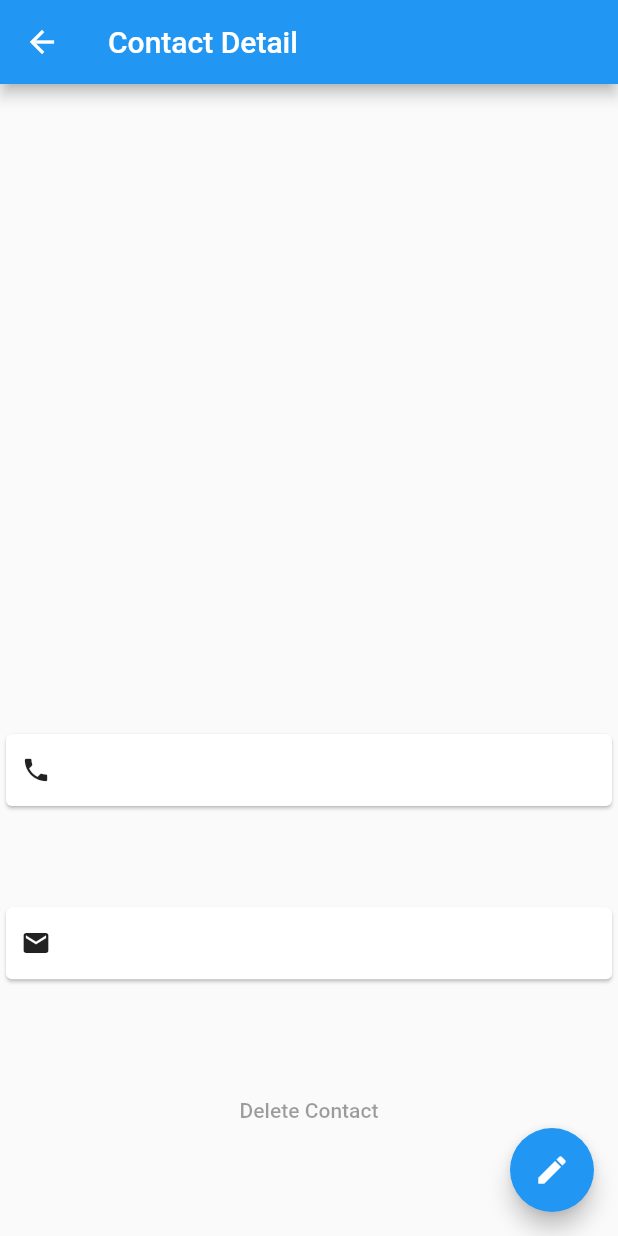
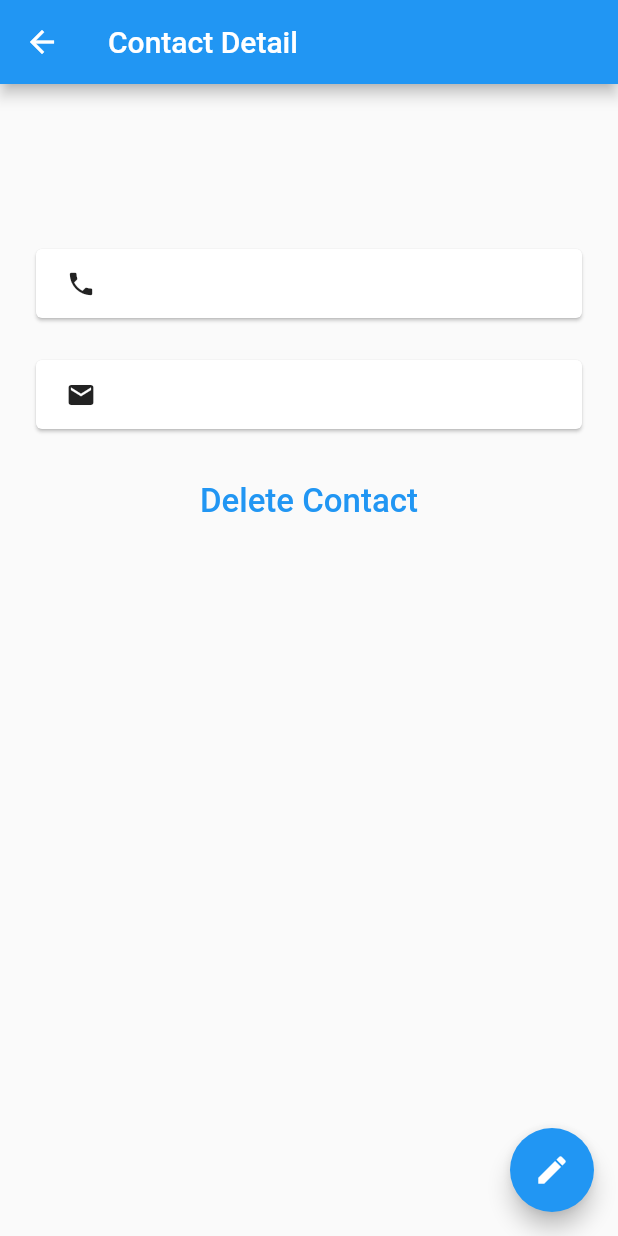
Before and after one commit to sonamg0911/My-Contacts-App-Demo, a Flutter app: the ContactDetailPage screen opened directly with empty values, on a phone screen of 412 x 824 dp. Run offline on Flutter 3.47's test engine with Material 2 defaults, Android fonts, the phone set to English and light mode, and no system bars; our stand-ins replace cloud_firestore, firebase_core, rxdart; accounts and stored records are empty.

Commit message:
add fixes

```diff
--- a/lib/modules/contact_detail_module/contact_detail_page.dart
+++ b/lib/modules/contact_detail_module/contact_detail_page.dart
@@ -4,7 +4,9 @@ import 'package:my_contacts_app/modules/contact_add_edit_module/contact_add_edit
 import 'package:my_contacts_app/modules/contact_detail_module/contact_detail_bloc.dart';
 import 'package:my_contacts_app/modules/contact_detail_module/contact_detail_state.dart';
 import 'package:my_contacts_app/resources/strings.dart';
+import 'package:my_contacts_app/utils/helpers.dart';
 import 'package:my_contacts_app/widgets/loader.dart';
+import 'package:url_launcher/url_launcher.dart';
 
 class ContactDetailPage extends StatefulWidget {
   final Contact contact;
@@ -49,37 +51,76 @@ class _ContactDetailPageState extends State<ContactDetailPage> {
         stream: _contactDetailBloc.state,
         builder: (context, snapshot) {
           final state = snapshot.data;
+          if (state is ContactDeleteSuccess) {
+            Navigator.pop(context);
+          } else if (state is Failed) {
+            WidgetsBinding.instance!.addPostFrameCallback(
+              (_) => showErrorMessage(state.message),
+            );
+          }
           return Loader(
             isLoading: state is Loading,
+            child: Padding(
+              padding: const EdgeInsets.all(20.0),
               child: Column(
-              mainAxisAlignment: MainAxisAlignment.spaceEvenly,
+                mainAxisAlignment: MainAxisAlignment.start,
                 children: [
                   Text(
                     "${widget.contact.firstName} ${widget.contact.lastName}",
-                  style: TextStyle(
-                    fontSize: Theme.of(context).textTheme.headline4?.fontSize,
+                    style: const TextStyle(
+                      fontSize: 30,
                       color: Colors.blue,
                     ),
                   ),
                   const SizedBox(
-                  height: 20,
+                    height: 10,
                   ),
                   LocationItemView(
                     widget.contact.city ?? "",
                     widget.contact.state ?? "",
                   ),
-                ItemView(widget.contact.phoneNumber ?? "", Icons.phone),
-                ItemView(widget.contact.email ?? "", Icons.email),
+                  const SizedBox(
+                    height: 20,
+                  ),
+                  ItemView(widget.contact.phoneNumber ?? "", Icons.phone, _makePhoneCall),
+                  const SizedBox(
+                    height: 20,
+                  ),
+                  ItemView(widget.contact.email ?? "", Icons.email, _openEmailApp),
+                  const SizedBox(
+                    height: 20,
+                  ),
                   DeleteContactButton(
                     onDelete: deleteContact,
                     contactId: widget.contact.id ?? "",
                   )
                 ],
               ),
+            ),
           );
         },
       ),
     );
+  }
+
+  Future<void> _makePhoneCall(String phoneNumber) async {
+    final Uri launchUri = Uri(
+      scheme: 'tel',
+      path: phoneNumber,
+    );
+    await launch(launchUri.toString());
+  }
+
+  Future<void> _openEmailApp(String email) async {
+    final Uri launchUri = Uri(
+      scheme: 'mailto',
+      path: email,
+    );
+    await launch(launchUri.toString());
+  }
+
+  void showErrorMessage(String message) {
+    Alerts.showSnackBar(context, message);
   }
 
   void deleteContact(String id) {
@@ -111,8 +152,11 @@ class DeleteContactButton extends StatelessWidget {
   @override
   Widget build(BuildContext context) {
     return TextButton(
-      onPressed: onDelete(contactId),
-      child: const Text(Strings.deleteContact),
+      onPressed: () => onDelete(contactId),
+      child: const Text(
+        Strings.deleteContact,
+        style: TextStyle(fontSize: 22),
+      ),
     );
   }
 }
@@ -127,8 +171,8 @@ class LocationItemView extends StatelessWidget {
   Widget build(BuildContext context) {
     return Text(
       "$city $state",
-      style: TextStyle(
-        fontSize: Theme.of(context).textTheme.headline1?.fontSize,
+      style: const TextStyle(
+        fontSize: 18,
         color: Colors.blueGrey,
       ),
     );
@@ -138,30 +182,41 @@ class LocationItemView extends StatelessWidget {
 class ItemView extends StatelessWidget {
   final String itemName;
   final IconData iconData;
+  final Function onItemClick;
 
-  const ItemView(this.itemName, this.iconData, {Key? key}) : super(key: key);
+  const ItemView(this.itemName, this.iconData, this.onItemClick, {Key? key}) : super(key: key);
 
   @override
   Widget build(BuildContext context) {
-    return Card(
+    return GestureDetector(
+      onTap: () => onItemClick(itemName),
+      child: Card(
         child: Padding(
-        padding: EdgeInsets.all(10),
+          padding: const EdgeInsets.symmetric(
+            horizontal: 20,
+            vertical: 10,
+          ),
           child: Row(
+            mainAxisAlignment: MainAxisAlignment.start,
             children: [
               Icon(
                 iconData,
                 size: 20,
               ),
+              const SizedBox(
+                width: 30,
+              ),
               Text(
                 itemName,
-              style: TextStyle(
-                fontSize: Theme.of(context).textTheme.headline5?.fontSize,
+                style: const TextStyle(
+                  fontSize: 22,
                   color: Colors.blue,
                 ),
               ),
             ],
           ),
         ),
+      ),
     );
   }
 }
--- a/lib/modules/contact_list_module/contact_list_page.dart
+++ b/lib/modules/contact_list_module/contact_list_page.dart
@@ -50,7 +50,9 @@ class _ContactListPageState extends State<ContactListPage> {
         stream: _contactListBloc.state,
         builder: (context, snapshot) {
           if (snapshot.hasError) {
-            showErrorMessage(Strings.somethingWentWrong);
+            WidgetsBinding.instance!.addPostFrameCallback(
+              (_) => showErrorMessage(Strings.somethingWentWrong),
+            );
           } else if (snapshot.hasData) {
             var dataSize = snapshot.data?.docs.length ?? 0;
             if (dataSize > 0) {
--- a/pubspec.yaml
+++ b/pubspec.yaml
@@ -37,6 +37,7 @@ dependencies:
   rxdart: ^0.27.3
   cloud_firestore: ^3.1.6
   firebase_core : ^1.10.2
+  url_launcher: ^6.0.18
 
 dev_dependencies:
   flutter_test:
```
Also changed, not shown: lib/modules/contact_add_edit_module/contact_add_edit_page.dart (+12 -2 lines), pubspec.lock. Lines whose indentation alone changed are shown as unchanged.
